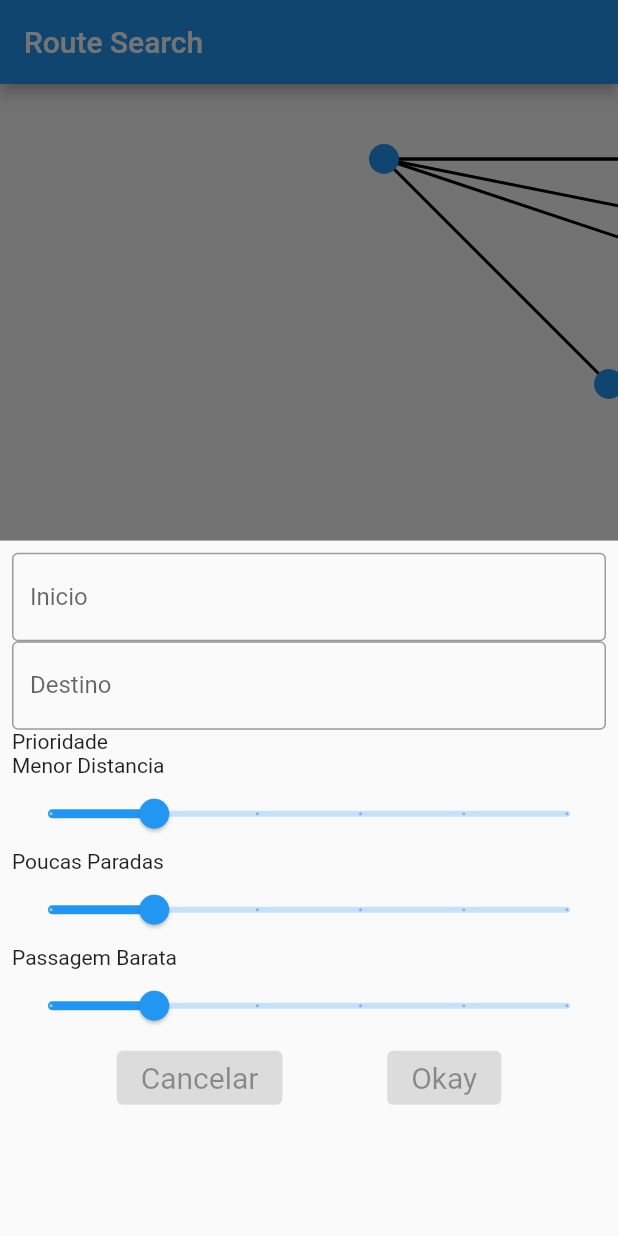
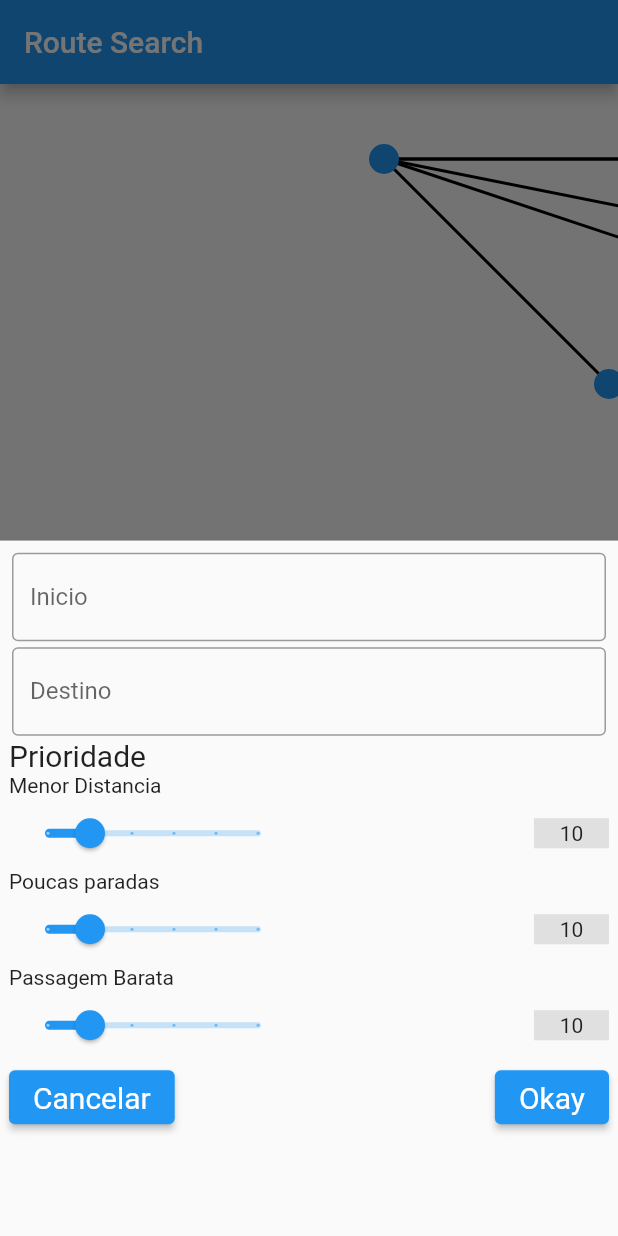
Before and after one commit to SantanaCosta/Route-Search, a Flutter app: the screen it shows after launch, item 2 of the bottom bar chosen, after a tap on the "route" icon, on a phone screen of 412 x 824 dp. Run offline on Flutter 3.47's test engine with Material 2 defaults, Android fonts, the phone set to English and light mode, and no system bars.

Commit message:
initial page

```diff
--- a/route_search/lib/view/initial_page.dart
+++ b/route_search/lib/view/initial_page.dart
@@ -5,8 +5,34 @@ class InitialPage extends StatelessWidget {
 
   @override
   Widget build(BuildContext context) {
-    return const Center(
-      child: Text('Initial Screen'),
+    return Center(
+      child: Padding(
+        padding: const EdgeInsets.all(8.0),
+        child: Column(
+          mainAxisAlignment: MainAxisAlignment.center,
+          crossAxisAlignment: CrossAxisAlignment.center,
+          children: const [
+            Text(
+              'Projeto de Mobile e IA',
+              textAlign: TextAlign.justify,
+              style: TextStyle(
+                fontSize: 20,
+                fontWeight: FontWeight.bold,
+              ),
+            ),
+            Text(
+              'Esse projeto tem como proposito nos ajudar a consolidar nosso conhecimentos nas disciplinas de Mobile e IA.',
+              textAlign: TextAlign.justify,
+              style: TextStyle(fontSize: 14),
+            ),
+            Text(
+              "Um app para testar buscas customizáveis com o algoritmo A*. Adicione estações, selecione as preferências de heurísticas e veja os caminhos serem trilhados!",
+              textAlign: TextAlign.justify,
+              style: TextStyle(fontSize: 14),
+            ),
+          ],
+        ),
+      ),
     );
   }
 }
--- a/route_search/lib/view/routes_page.dart
+++ b/route_search/lib/view/routes_page.dart
@@ -13,15 +13,14 @@ class RoutesPage extends StatefulWidget {
 }
 
 class _RoutesPageState extends State<RoutesPage> {
-  @override
-  Widget build(BuildContext context) {
   final vertex1 = Vertex(x: 50, y: 50);
   final vertex2 = Vertex(x: 200, y: 200);
   final vertex3 = Vertex(x: 350, y: 50);
   final vertex4 = Vertex(x: 500, y: 200);
   final vertex5 = Vertex(x: 650, y: 50);
   final vertex6 = Vertex(x: 800, y: 200);
-
+  @override
+  Widget build(BuildContext context) {
     final graph = Graph(vertices: [
       vertex1,
       vertex2,
@@ -81,10 +80,11 @@ class _RoutesPageState extends State<RoutesPage> {
         context: context,
         builder: (BuildContext context) {
           return BottomSheet(
+              enableDrag: false,
               onClosing: () {},
               builder: (BuildContext context) {
                 return Padding(
-                  padding: const EdgeInsets.all(8.0),
+                  padding: const EdgeInsets.all(6.0),
                   child: Column(
                     children: [
                       _handleTextFields(),
@@ -100,18 +100,24 @@ class _RoutesPageState extends State<RoutesPage> {
   Widget _handleTextFields() {
     return Column(
       children: const [
-        TextField(
+        Padding(
+          padding: EdgeInsets.all(2.0),
+          child: TextField(
             obscureText: true,
             decoration: InputDecoration(
               border: OutlineInputBorder(),
               labelText: 'Inicio',
             ),
           ),
-        TextField(
+        ),
+        Padding(
+          padding: EdgeInsets.all(2.0),
+          child: TextField(
             obscureText: true,
             decoration: InputDecoration(
               border: OutlineInputBorder(),
               labelText: 'Destino',
+            ),
           ),
         ),
       ],
@@ -122,8 +128,17 @@ class _RoutesPageState extends State<RoutesPage> {
     return Column(
       crossAxisAlignment: CrossAxisAlignment.start,
       children: [
-        Text("Prioridade"),
-        Text("Menor Distancia"),
+        const Text(
+          "Prioridade",
+          style: TextStyle(fontSize: 20),
+        ),
+        const Text(
+          "Menor Distancia",
+          style: TextStyle(fontSize: 14),
+        ),
+        Row(
+          mainAxisAlignment: MainAxisAlignment.spaceBetween,
+          children: [
             Slider(
               value: 10,
               max: 100,
@@ -131,7 +146,21 @@ class _RoutesPageState extends State<RoutesPage> {
               label: "sla",
               onChanged: (double value) {},
             ),
-        Text("Poucas Paradas"),
+            Container(
+              height: 20,
+              width: 50,
+              color: Colors.grey[300],
+              child: const Center(child: Text("10")),
+            )
+          ],
+        ),
+        const Text(
+          "Poucas paradas",
+          style: TextStyle(fontSize: 14),
+        ),
+        Row(
+          mainAxisAlignment: MainAxisAlignment.spaceBetween,
+          children: [
             Slider(
               value: 10,
               max: 100,
@@ -139,7 +168,21 @@ class _RoutesPageState extends State<RoutesPage> {
               label: "sla",
               onChanged: (double value) {},
             ),
-        Text("Passagem Barata"),
+            Container(
+              height: 20,
+              width: 50,
+              color: Colors.grey[300],
+              child: const Center(child: Text("10")),
+            )
+          ],
+        ),
+        const Text(
+          "Passagem Barata",
+          style: TextStyle(fontSize: 14),
+        ),
+        Row(
+          mainAxisAlignment: MainAxisAlignment.spaceBetween,
+          children: [
             Slider(
               value: 10,
               max: 100,
@@ -147,24 +190,32 @@ class _RoutesPageState extends State<RoutesPage> {
               label: "sla",
               onChanged: (double value) {},
             ),
+            Container(
+              height: 20,
+              width: 50,
+              color: Colors.grey[300],
+              child: const Center(child: Text("10")),
+            )
+          ],
+        ),
       ],
     );
   }
 
   Widget _handleButtons() {
     return Row(
-      mainAxisAlignment: MainAxisAlignment.spaceEvenly,
+      mainAxisAlignment: MainAxisAlignment.spaceBetween,
       children: [
         ElevatedButton(
           style: ElevatedButton.styleFrom(
               textStyle: const TextStyle(fontSize: 20)),
-          onPressed: null,
+          onPressed: () {},
           child: const Text('Cancelar'),
         ),
         ElevatedButton(
           style: ElevatedButton.styleFrom(
               textStyle: const TextStyle(fontSize: 20)),
-          onPressed: null,
+          onPressed: () {},
           child: const Text('Okay'),
         ),
       ],
```
Lines whose indentation alone changed are shown as unchanged.
